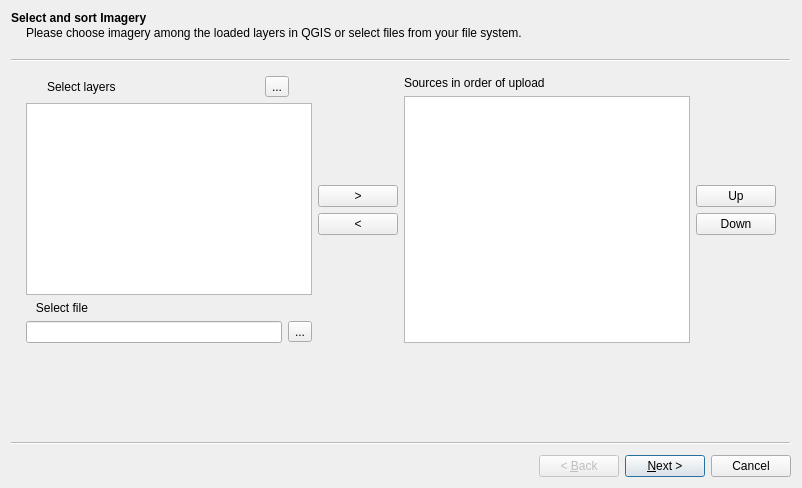
The window that OpenAerialMap/gui/ui/img_uploader_wizard.ui (hotosm/oam-qgis-plugin) describes before a commit, drawn with Qt 5.
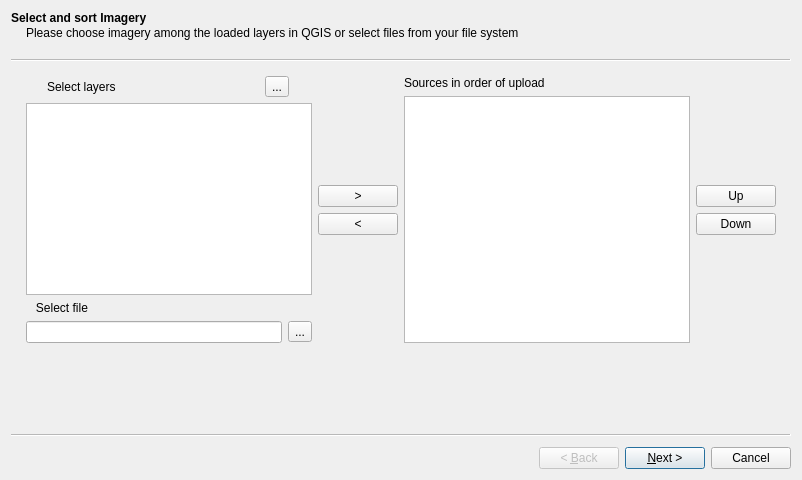
The same window after the commit.

Commit message: Finished the migration of the uploader to the wizard design and removed "settings" and "uploader_dialog" from qgis icons panel.

Diff of the .ui file:
```diff
--- a/OpenAerialMap/gui/ui/img_uploader_wizard.ui
+++ b/OpenAerialMap/gui/ui/img_uploader_wizard.ui
@@ -7,7 +7,7 @@
     <x>0</x>
     <y>0</y>
     <width>802</width>
-    <height>488</height>
+    <height>480</height>
    </rect>
   </property>
   <property name="windowTitle">
@@ -18,7 +18,7 @@
     <string>Select and sort Imagery</string>
    </property>
    <property name="subTitle">
-    <string>Please choose imagery among the loaded layers in QGIS or select files from your file system.</string>
+    <string>Please choose imagery among the loaded layers in QGIS or select files from your file system</string>
    </property>
    <layout class="QGridLayout" name="gridLayout_3">
     <item row="0" column="0">
```
Left out of the diff: 4 changed lines with no effect on the pictures. The commit also changes 2 other files.
